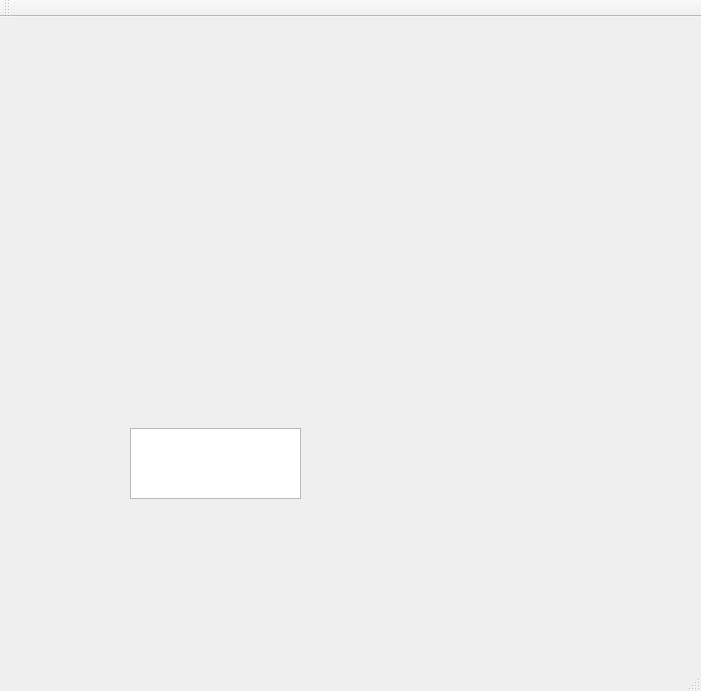
Qt form student/13/tetris/mainwindow.ui (mqjuha/School_projects) before a commit.
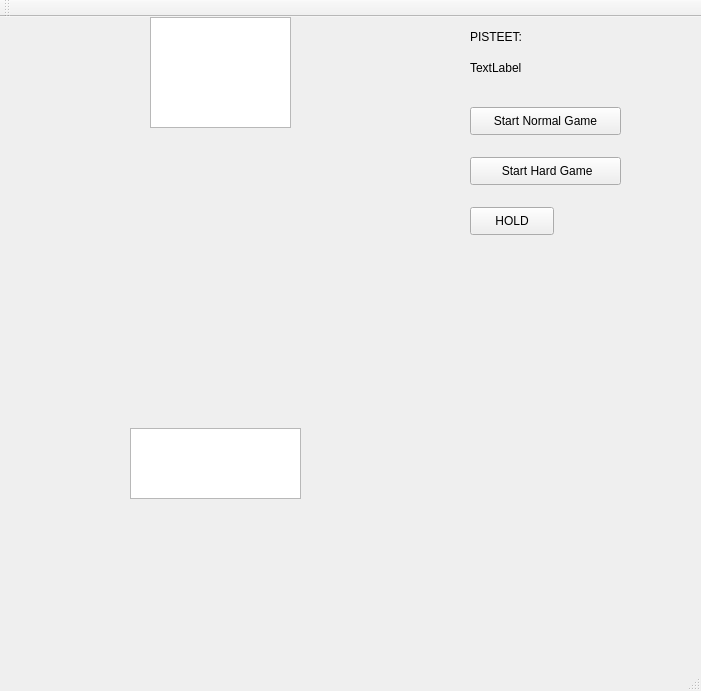
The same form after that commit.

Commit message: Lisätty nappeja eli starthardGame napista tetromino liikkuu nopeammin kuin startNormalGame sekä holdButtonista tetromino pysähtyy ja kun painaa continue niin jatkuu. Lisäksi on lisätty pisteiden laskenta. Lisäksi tetromino_move funktiossa tetromino liikkuu alaspäin, mutta se tarvitsee ainakin vielä muokkausta

```diff
--- a/student/13/tetris/mainwindow.ui
+++ b/student/13/tetris/mainwindow.ui
@@ -24,6 +24,81 @@
      </rect>
     </property>
    </widget>
+   <widget class="QGraphicsView" name="graphicsView_2">
+    <property name="geometry">
+     <rect>
+      <x>150</x>
+      <y>0</y>
+      <width>141</width>
+      <height>111</height>
+     </rect>
+    </property>
+   </widget>
+   <widget class="QPushButton" name="startHardButton">
+    <property name="geometry">
+     <rect>
+      <x>470</x>
+      <y>140</y>
+      <width>151</width>
+      <height>28</height>
+     </rect>
+    </property>
+    <property name="text">
+     <string> Start Hard Game</string>
+    </property>
+   </widget>
+   <widget class="QPushButton" name="startNormalButton">
+    <property name="geometry">
+     <rect>
+      <x>470</x>
+      <y>90</y>
+      <width>151</width>
+      <height>28</height>
+     </rect>
+    </property>
+    <property name="text">
+     <string>Start Normal Game</string>
+    </property>
+   </widget>
+   <widget class="QLabel" name="pointsLabel">
+    <property name="geometry">
+     <rect>
+      <x>470</x>
+      <y>30</y>
+      <width>101</width>
+      <height>41</height>
+     </rect>
+    </property>
+    <property name="text">
+     <string>TextLabel</string>
+    </property>
+   </widget>
+   <widget class="QLabel" name="label_2">
+    <property name="geometry">
+     <rect>
+      <x>470</x>
+      <y>10</y>
+      <width>63</width>
+      <height>20</height>
+     </rect>
+    </property>
+    <property name="text">
+     <string>PISTEET:</string>
+    </property>
+   </widget>
+   <widget class="QPushButton" name="holdButton">
+    <property name="geometry">
+     <rect>
+      <x>470</x>
+      <y>190</y>
+      <width>84</width>
+      <height>28</height>
+     </rect>
+    </property>
+    <property name="text">
+     <string>HOLD</string>
+    </property>
+   </widget>
   </widget>
   <widget class="QMenuBar" name="menuBar">
    <property name="geometry">
```
The commit also changes 2 other files.
